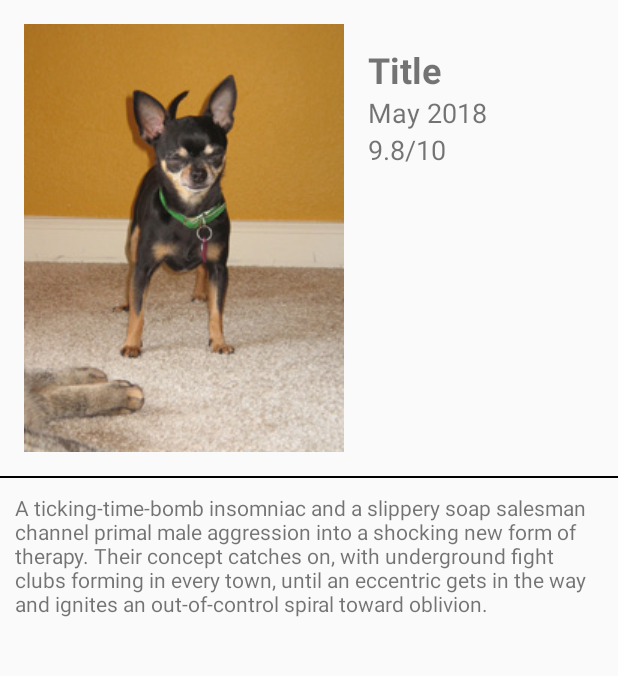
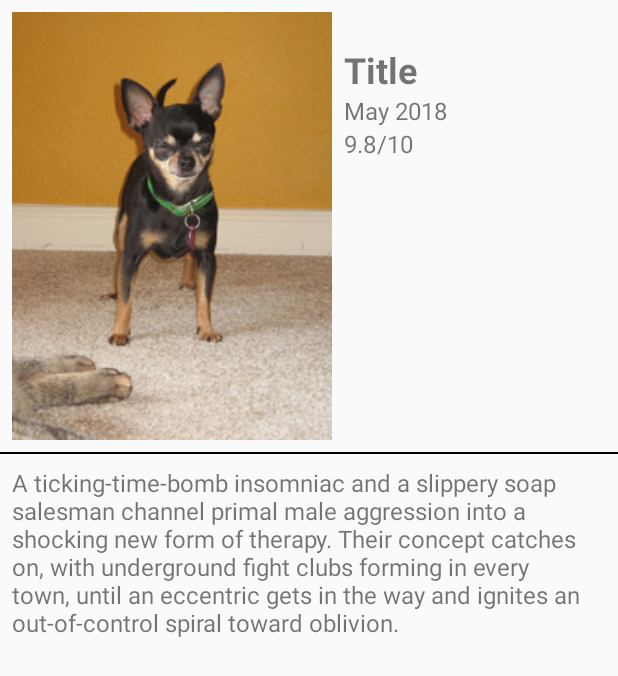
Before and after one commit to aelrady/PopularMoviesPractice, an Android app: the layout activity_detail.xml on its own in the app's theme, with its tools: preview values and no code run, on a phone screen of 412 x 824 dp. Shown: the top 676 px of the screen. Run offline under Robolectric (Android 15) with nearby library versions, the phone set to English and light mode, and no system bars.

Commit message:
Added OnClickListener/Intent, populated detail activity, and added ScrollView to detail activity

```diff
--- a/app/src/main/java/com/example/android/popularmoviespractice/MainActivity.java
+++ b/app/src/main/java/com/example/android/popularmoviespractice/MainActivity.java
@@ -10,7 +10,6 @@ import com.example.android.popularmoviespractice.api.MovieApiClient;
 import com.example.android.popularmoviespractice.api.MovieApiInterface;
 
 import java.util.ArrayList;
-import java.util.List;
 
 import retrofit2.Call;
 import retrofit2.Callback;
@@ -43,12 +42,12 @@ public class MainActivity extends AppCompatActivity {
         call.enqueue(new Callback<MovieResults>() {
             @Override
             public void onResponse(Call<MovieResults> call, Response<MovieResults> response) {
-                List<Movie> movies = response.body().getResults();
+                ArrayList<Movie> movies = (ArrayList<Movie>) response.body().getResults();
                 ArrayList<String> picturePathList = new ArrayList<>();
                 for (int i = 0; i < movies.size(); i++) {
                     picturePathList.add(IMAGE_BASE_URL + movies.get(i).getPosterPath());
                 }
-                MovieAdapter movieAdapter = new MovieAdapter(MainActivity.this, picturePathList);
+                MovieAdapter movieAdapter = new MovieAdapter(MainActivity.this, picturePathList, movies);
                 recyclerView.setAdapter(movieAdapter);
             }
 
--- a/app/src/main/res/layout/activity_detail.xml
+++ b/app/src/main/res/layout/activity_detail.xml
@@ -1,17 +1,21 @@
 <?xml version="1.0" encoding="utf-8"?>
-<RelativeLayout xmlns:android="http://schemas.android.com/apk/res/android"
+<ScrollView xmlns:android="http://schemas.android.com/apk/res/android"
     xmlns:app="http://schemas.android.com/apk/res-auto"
     xmlns:tools="http://schemas.android.com/tools"
     android:layout_width="match_parent"
     android:layout_height="match_parent"
     tools:context=".DetailActivity">
 
+<RelativeLayout
+    android:layout_width="match_parent"
+    android:layout_height="match_parent">
+
     <ImageView
         android:id="@+id/movie_poster"
         android:layout_width="wrap_content"
         android:layout_height="wrap_content"
         android:src="@drawable/sample_0"
-        android:padding="16dp"/>
+        android:padding="8dp"/>
 
     <LinearLayout
         android:layout_width="wrap_content"
@@ -33,14 +37,14 @@
             android:layout_width="wrap_content"
             android:layout_height="wrap_content"
             android:text="May 2018"
-            android:textSize="18sp" />
+            android:textSize="16sp" />
 
         <TextView
             android:id="@+id/rating"
             android:layout_width="wrap_content"
             android:layout_height="wrap_content"
             android:text="9.8/10"
-            android:textSize="18sp" />
+            android:textSize="16sp" />
 
     </LinearLayout>
 
@@ -57,6 +61,9 @@
         android:layout_height="wrap_content"
         android:text="A ticking-time-bomb insomniac and a slippery soap salesman channel primal male aggression into a shocking new form of therapy. Their concept catches on, with underground fight clubs forming in every town, until an eccentric gets in the way and ignites an out-of-control spiral toward oblivion."
         android:layout_below="@id/divide_1"
-        android:padding="10dp"/>
+        android:padding="8dp"
+        android:textSize="16sp"/>
 
 </RelativeLayout>
+
+</ScrollView>
--- a/app/src/main/res/layout/grid_item.xml
+++ b/app/src/main/res/layout/grid_item.xml
@@ -2,7 +2,8 @@
 <RelativeLayout
     xmlns:android="http://schemas.android.com/apk/res/android"
     android:layout_width="match_parent"
-    android:layout_height="280dp">
+    android:layout_height="280dp"
+    android:id="@+id/grid_layout">
 
     <ImageView
         android:id="@+id/poster_image"
```
Also changed, not shown: app/src/main/java/com/example/android/popularmoviespractice/DetailActivity.java (+97 -5 lines), app/src/main/java/com/example/android/popularmoviespractice/MovieAdapter.java (+18 -2 lines).
